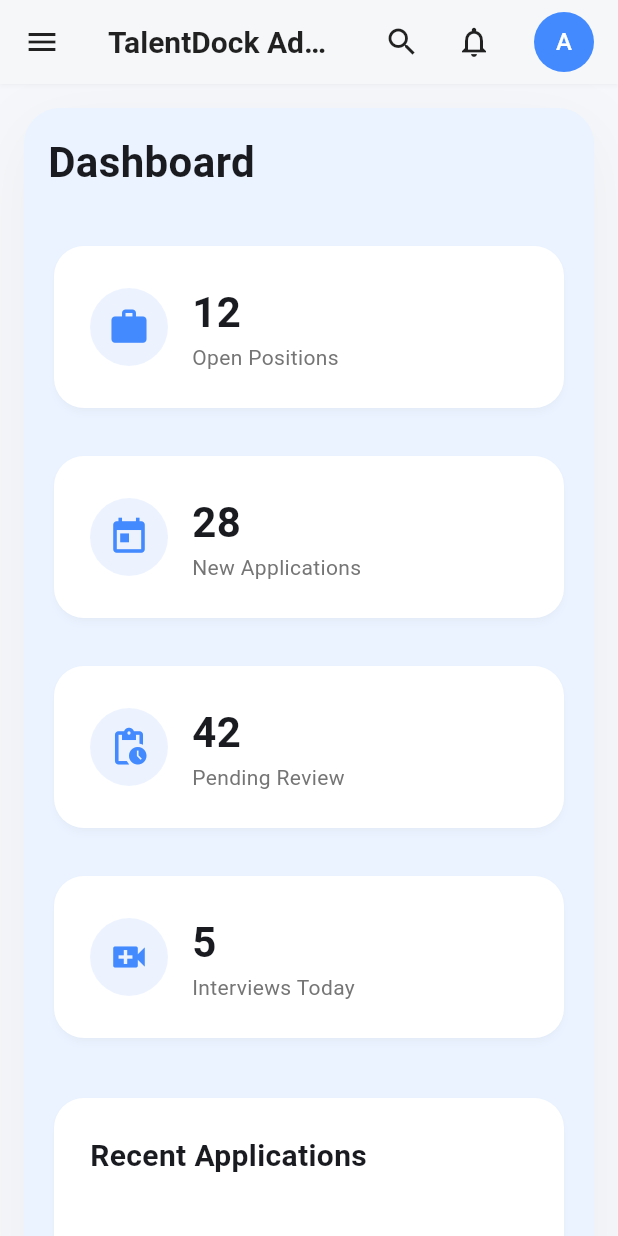
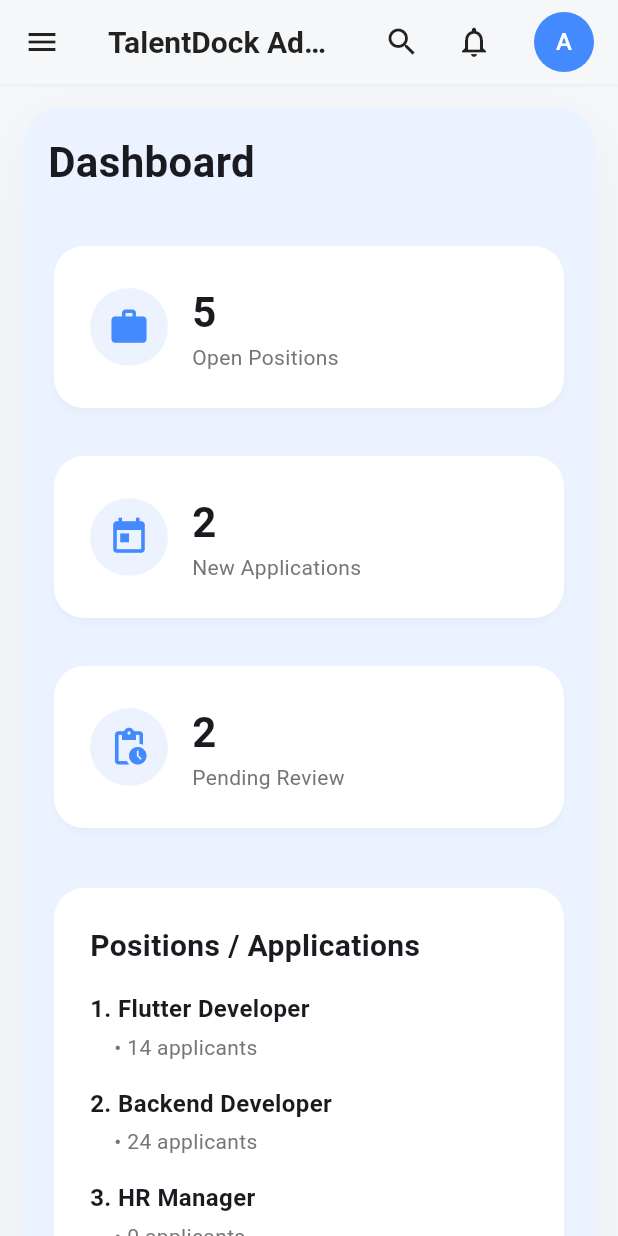
Before and after one commit to shreyas4971/talentdock-admin-ui, a Flutter app: the screen it shows after launch, on a phone screen of 412 x 824 dp. Run offline on Flutter 3.47's test engine with Material 3 defaults, Android fonts, the phone set to English and light mode, and no system bars; our stand-ins replace dio, file_picker, flutter_riverpod, go_router, shared_preferences, table_calendar.

Commit message:
feat: simplify Dashboard to focus on Position Applications Summary

```diff
--- a/apps/admin_flutter/lib/src/mock_data.dart
+++ b/apps/admin_flutter/lib/src/mock_data.dart
@@ -1,12 +1,16 @@
-
 final mockPositions = [
-  {'id': 'pos-001', 'title': 'Flutter Developer', 'department': 'Engineering', 'location': 'Remote', 'type': 'Full Time', 'experience': '2-4 Years', 'status': 'Published', 'applications': 14},
-  {'id': 'pos-002', 'title': 'Product Designer', 'department': 'Design', 'location': 'New York', 'type': 'Contract', 'experience': '5+ Years', 'status': 'Published', 'applications': 8},
-  {'id': 'pos-003', 'title': 'Embedded Engineer', 'department': 'Hardware', 'location': 'San Francisco', 'type': 'Full Time', 'experience': '3-5 Years', 'status': 'Draft', 'applications': 0},
+  {'id': 'pos-001', 'title': 'Flutter Developer', 'department': 'Engineering', 'location': 'Remote', 'type': 'Full Time', 'experience': '2-4 Years', 'status': 'Published', 'applications': 14, 'pinned': true, 'postedDate': '2023-08-01T00:00:00Z'},
+  {'id': 'pos-002', 'title': 'Product Designer', 'department': 'Design', 'location': 'New York', 'type': 'Contract', 'experience': '5+ Years', 'status': 'Published', 'applications': 8, 'pinned': false, 'postedDate': '2023-08-17T00:00:00Z'},
+  {'id': 'pos-003', 'title': 'Embedded Engineer', 'department': 'Hardware', 'location': 'San Francisco', 'type': 'Full Time', 'experience': '3-5 Years', 'status': 'Published', 'applications': 0, 'pinned': false, 'postedDate': '2023-08-10T00:00:00Z'},
+  {'id': 'pos-004', 'title': 'Backend Developer', 'department': 'Engineering', 'location': 'Remote', 'type': 'Full Time', 'experience': '3-5 Years', 'status': 'Published', 'applications': 24, 'pinned': true, 'postedDate': '2023-07-20T00:00:00Z'},
+  {'id': 'pos-005', 'title': 'QA Engineer', 'department': 'Engineering', 'location': 'London', 'type': 'Full Time', 'experience': '1-3 Years', 'status': 'Published', 'applications': 17, 'pinned': false, 'postedDate': '2023-08-15T00:00:00Z'},
+  {'id': 'pos-006', 'title': 'HR Manager', 'department': 'HR', 'location': 'Chicago', 'type': 'Full Time', 'experience': '5+ Years', 'status': 'Draft', 'applications': 0, 'pinned': false, 'postedDate': '2023-08-18T00:00:00Z'},
 ];
 
 final mockCandidates = [
-  {'id': 'can-001', 'name': 'John Doe', 'position': 'Flutter Developer', 'location': 'Chicago, IL', 'experience': '3 Years', 'notice': '30 Days', 'status': 'Review', 'date': 'Today'},
-  {'id': 'can-002', 'name': 'Jane Smith', 'position': 'Product Designer', 'location': 'New York, NY', 'experience': '6 Years', 'notice': '15 Days', 'status': 'Interview', 'date': 'Yesterday'},
-  {'id': 'can-003', 'name': 'Michael Chen', 'position': 'Flutter Developer', 'location': 'Remote', 'experience': '2 Years', 'notice': 'Immediate', 'status': 'Applied', 'date': '2 days ago'},
+  {'id': 'can-001', 'name': 'John Doe', 'position': 'Flutter Developer', 'location': 'Chicago, IL', 'experience': '3 Years', 'notice': '30 Days', 'status': 'Review', 'date': 'Today', 'isOpened': true, 'hasDecision': false},
+  {'id': 'can-002', 'name': 'Jane Smith', 'position': 'Product Designer', 'location': 'New York, NY', 'experience': '6 Years', 'notice': '15 Days', 'status': 'Interview', 'date': 'Yesterday', 'isOpened': true, 'hasDecision': true},
+  {'id': 'can-003', 'name': 'Michael Chen', 'position': 'Flutter Developer', 'location': 'Remote', 'experience': '2 Years', 'notice': 'Immediate', 'status': 'Applied', 'date': '2 days ago', 'isOpened': false, 'hasDecision': false},
+  {'id': 'can-004', 'name': 'Sara Connor', 'position': 'Backend Developer', 'location': 'Remote', 'experience': '4 Years', 'notice': '14 Days', 'status': 'Applied', 'date': '1 day ago', 'isOpened': false, 'hasDecision': false},
+  {'id': 'can-005', 'name': 'Tom Hanks', 'position': 'QA Engineer', 'location': 'London', 'experience': '3 Years', 'notice': '30 Days', 'status': 'Review', 'date': '3 days ago', 'isOpened': true, 'hasDecision': false},
 ];
--- a/apps/admin_flutter/lib/src/screens/dashboard_screen.dart
+++ b/apps/admin_flutter/lib/src/screens/dashboard_screen.dart
@@ -1,5 +1,6 @@
 import 'package:flutter/material.dart';
 import 'package:go_router/go_router.dart';
+import '../mock_data.dart';
 
 class DashboardScreen extends StatelessWidget {
   const DashboardScreen({super.key});
@@ -7,6 +8,11 @@ class DashboardScreen extends StatelessWidget {
   @override
   Widget build(BuildContext context) {
     final isDesktop = MediaQuery.of(context).size.width >= 800;
+
+    int openPositions = mockPositions.where((p) => p['status'] == 'Published').length;
+    int newApplications = mockCandidates.where((c) => c['isOpened'] == false).length;
+    int pendingReview = mockCandidates.where((c) => c['isOpened'] == true && c['hasDecision'] == false).length;
+
     return Column(
       crossAxisAlignment: CrossAxisAlignment.start,
       children: [
@@ -16,10 +22,9 @@ class DashboardScreen extends StatelessWidget {
           spacing: 24,
           runSpacing: 24,
           children: [
-            SizedBox(width: isDesktop ? (MediaQuery.of(context).size.width > 1200 ? 250 : 200) : double.infinity, child: const _StatCard('Open Positions', '12', Icons.work)),
-            SizedBox(width: isDesktop ? (MediaQuery.of(context).size.width > 1200 ? 250 : 200) : double.infinity, child: const _StatCard('New Applications', '28', Icons.today)),
-            SizedBox(width: isDesktop ? (MediaQuery.of(context).size.width > 1200 ? 250 : 200) : double.infinity, child: const _StatCard('Pending Review', '42', Icons.pending_actions)),
-            SizedBox(width: isDesktop ? (MediaQuery.of(context).size.width > 1200 ? 250 : 200) : double.infinity, child: const _StatCard('Interviews Today', '5', Icons.video_call)),
+            SizedBox(width: isDesktop ? (MediaQuery.of(context).size.width > 1200 ? 250 : 200) : double.infinity, child: _StatCard('Open Positions', '$openPositions', Icons.work)),
+            SizedBox(width: isDesktop ? (MediaQuery.of(context).size.width > 1200 ? 250 : 200) : double.infinity, child: _StatCard('New Applications', '$newApplications', Icons.today)),
+            SizedBox(width: isDesktop ? (MediaQuery.of(context).size.width > 1200 ? 250 : 200) : double.infinity, child: _StatCard('Pending Review', '$pendingReview', Icons.pending_actions)),
           ],
         ),
         const SizedBox(height: 32),
@@ -27,86 +32,83 @@ class DashboardScreen extends StatelessWidget {
             ? Row(
                 crossAxisAlignment: CrossAxisAlignment.start,
                 children: [
-                  Expanded(flex: 2, child: _buildRecentApplications()),
+                  Expanded(flex: 2, child: _buildPositionApplicationSummary()),
                   const SizedBox(width: 32),
-                  Expanded(flex: 1, child: _buildUpcomingAndQuickActions(context)),
+                  Expanded(flex: 1, child: _buildQuickActions(context)),
                 ],
               )
             : Column(
                 crossAxisAlignment: CrossAxisAlignment.start,
                 children: [
-                  _buildRecentApplications(),
+                  _buildPositionApplicationSummary(),
                   const SizedBox(height: 32),
-                  _buildUpcomingAndQuickActions(context),
+                  _buildQuickActions(context),
                 ],
               ),
       ],
     );
   }
 
-  Widget _buildRecentApplications() {
+  Widget _buildPositionApplicationSummary() {
+    List<Map<String, dynamic>> positions = List.from(mockPositions);
+
+    List<Map<String, dynamic>> pinnedPositions = positions.where((p) => p['pinned'] == true).toList();
+    List<Map<String, dynamic>> unpinnedPositions = positions.where((p) => p['pinned'] != true).toList();
+
+    // Sort pinned and unpinned by date descending just to be safe
+    pinnedPositions.sort((a, b) {
+      DateTime aDate = DateTime.parse(a['postedDate'] as String);
+      DateTime bDate = DateTime.parse(b['postedDate'] as String);
+      return bDate.compareTo(aDate);
+    });
+
+    unpinnedPositions.sort((a, b) {
+      DateTime aDate = DateTime.parse(a['postedDate'] as String);
+      DateTime bDate = DateTime.parse(b['postedDate'] as String);
+      return bDate.compareTo(aDate);
+    });
+
+    if (pinnedPositions.length > 3) {
+      unpinnedPositions.insertAll(0, pinnedPositions.sublist(3));
+      pinnedPositions = pinnedPositions.sublist(0, 3);
+    }
+
+    List<Map<String, dynamic>> finalPositions = [...pinnedPositions, ...unpinnedPositions];
+
     return Card(
       child: Padding(
         padding: const EdgeInsets.all(24.0),
         child: Column(
           crossAxisAlignment: CrossAxisAlignment.stretch,
           children: [
-            const Text('Recent Applications', style: TextStyle(fontSize: 20, fontWeight: FontWeight.bold)),
+            const Text('Positions / Applications', style: TextStyle(fontSize: 20, fontWeight: FontWeight.bold)),
             const SizedBox(height: 16),
-            SingleChildScrollView(
-              scrollDirection: Axis.horizontal,
-              child: DataTable(
-                columns: const [
-                  DataColumn(label: Text('Name')),
-                  DataColumn(label: Text('Position')),
-                  DataColumn(label: Text('Status')),
-                  DataColumn(label: Text('Time')),
+            ...finalPositions.asMap().entries.map((entry) {
+              int index = entry.key;
+              var position = entry.value;
+              return Padding(
+                padding: const EdgeInsets.only(bottom: 16.0),
+                child: Column(
+                  crossAxisAlignment: CrossAxisAlignment.start,
+                  children: [
+                    Text('${index + 1}. ${position['title']}', style: const TextStyle(fontSize: 16, fontWeight: FontWeight.w600)),
+                    const SizedBox(height: 4),
+                    Padding(
+                      padding: const EdgeInsets.only(left: 16.0),
+                      child: Text('• ${position['applications']} applicants', style: TextStyle(color: Colors.grey.shade600)),
+                    ),
                   ],
-                rows: List.generate(10, (index) => DataRow(cells: [
-                  DataCell(Text('Candidate ${index + 1}')),
-                  DataCell(Text(index % 2 == 0 ? 'Flutter Dev' : 'Designer')),
-                  DataCell(Text(index % 3 == 0 ? 'Review' : 'Applied')),
-                  DataCell(Text('${index * 15} mins ago')),
-                ])),
                 ),
-            )
+              );
+            }),
           ],
         ),
       ),
     );
   }
 
-  Widget _buildUpcomingAndQuickActions(BuildContext context) {
-    return Column(
-      children: [
-        Card(
-          child: Padding(
-            padding: const EdgeInsets.all(24.0),
-            child: Column(
-              crossAxisAlignment: CrossAxisAlignment.start,
-              children: [
-                const Text('Upcoming Interviews', style: TextStyle(fontSize: 20, fontWeight: FontWeight.bold)),
-                const SizedBox(height: 16),
-                const ListTile(
-                  contentPadding: EdgeInsets.zero,
-                  leading: CircleAvatar(child: Icon(Icons.person)),
-                  title: Text('John Doe'),
-                  subtitle: Text('Flutter Dev\nToday, 2:00 PM'),
-                  isThreeLine: true,
-                ),
-                const ListTile(
-                  contentPadding: EdgeInsets.zero,
-                  leading: CircleAvatar(child: Icon(Icons.person)),
-                  title: Text('Jane Smith'),
-                  subtitle: Text('Designer\nTomorrow, 11:00 AM'),
-                  isThreeLine: true,
-                ),
-              ],
-            ),
-          ),
-        ),
-        const SizedBox(height: 32),
-        Card(
+  Widget _buildQuickActions(BuildContext context) {
+    return Card(
       child: Padding(
         padding: const EdgeInsets.all(24.0),
         child: Column(
@@ -134,8 +136,6 @@ class DashboardScreen extends StatelessWidget {
           ],
         ),
       ),
-        ),
-      ],
     );
   }
 }
```
Lines whose indentation alone changed are shown as unchanged.
